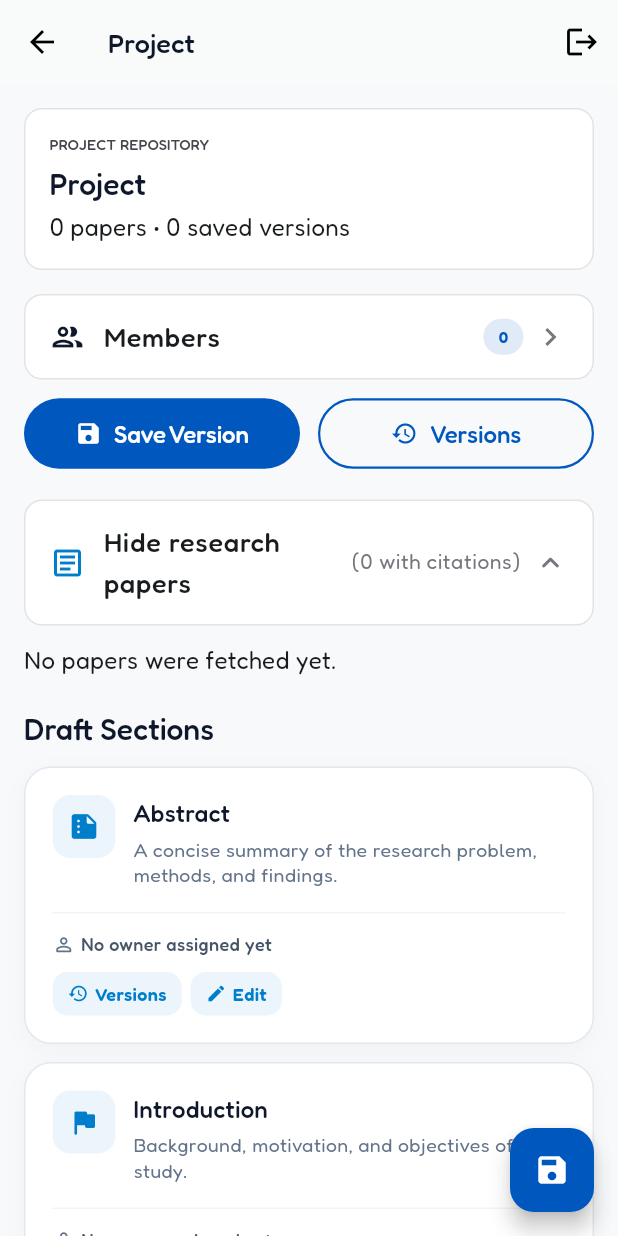
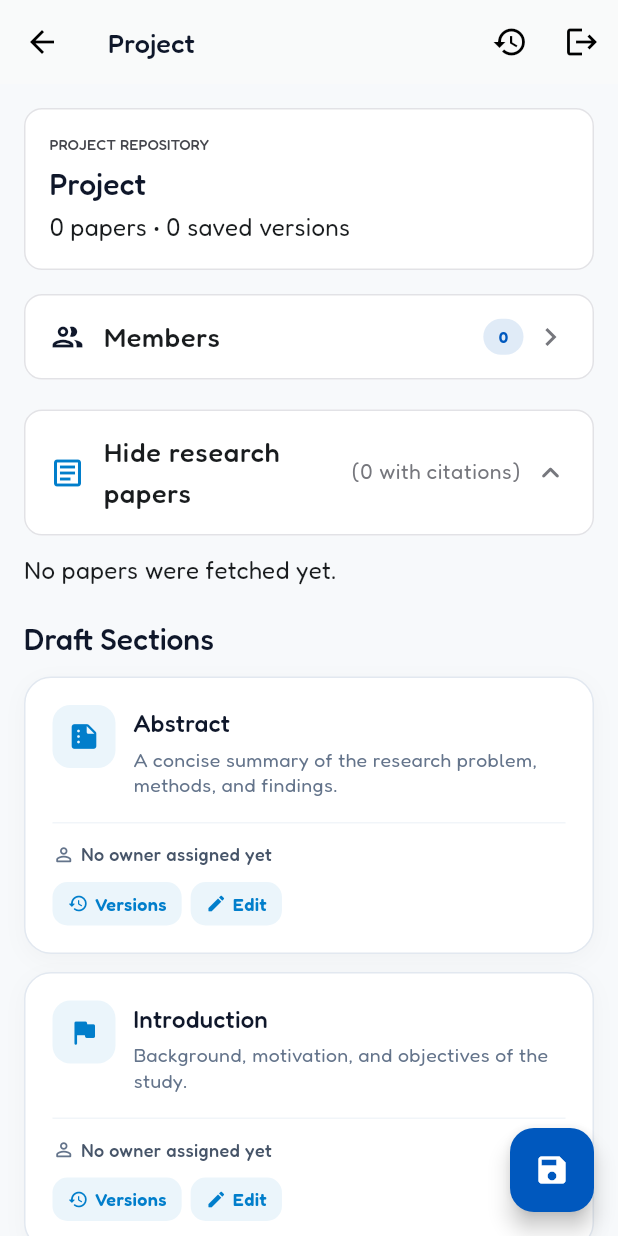
Before and after one commit to SKEvan/ScholarFlow, a Flutter app: the ProjectDetailsScreen screen opened by its route, after a tap on "View research papers", on a phone screen of 412 x 824 dp. Run offline on Flutter 3.47's test engine with Material 3 defaults, Android fonts, the phone set to English and light mode, and no system bars; our stand-ins replace flutter_screenutil, google_fonts, shared_preferences; missing offline and left inert: diff_match_patch; accounts and stored records are empty; network calls fail.

Commit message:
added few changes and resolved version error

```diff
--- a/lib/screens/project_details_screen.dart
+++ b/lib/screens/project_details_screen.dart
@@ -1249,6 +1249,11 @@ class _ProjectDetailsScreenState extends State<ProjectDetailsScreen> {
           ),
         ),
         actions: [
+          IconButton(
+            tooltip: 'Version history',
+            icon: const Icon(Icons.history, color: Colors.black),
+            onPressed: _showVersionHistory,
+          ),
           IconButton(
             tooltip: 'Leave project',
             icon: const Icon(Icons.logout, color: Colors.black),
@@ -1387,29 +1392,7 @@ class _ProjectDetailsScreenState extends State<ProjectDetailsScreen> {
                           ),
                         ),
                       ),
-                      const SizedBox(height: 12),
-                      Padding(
-                        padding: const EdgeInsets.symmetric(horizontal: 16),
-                        child: Row(
-                          children: [
-                            Expanded(
-                              child: ElevatedButton.icon(
-                                onPressed: _showSaveVersionDialog,
-                                icon: const Icon(Icons.save),
-                                label: const Text('Save Version'),
-                              ),
-                            ),
-                            const SizedBox(width: 12),
-                            Expanded(
-                              child: OutlinedButton.icon(
-                                onPressed: _showVersionHistory,
-                                icon: const Icon(Icons.history),
-                                label: const Text('Versions'),
-                              ),
-                            ),
-                          ],
-                        ),
-                      ),
+
                       const SizedBox(height: 20),
                       // ── Research Papers (collapsed by default; tap the bar to expand) ──
                       Padding(
```
Also changed, not shown: lib/screens/agent_screen.dart (+5 -2 lines), lib/services/backend_api.dart (+22 -2 lines), 6 other files.
